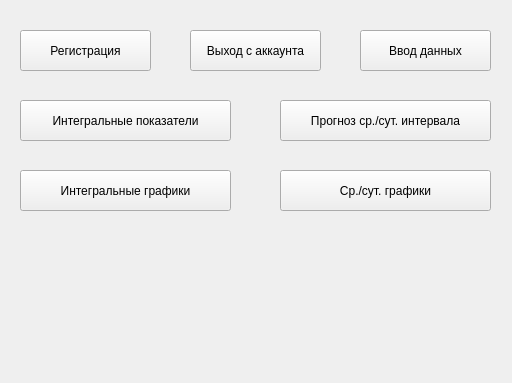
First picture: the form in ui/main.ui, repository Wester35/desktop-app-mcc, before the edit.
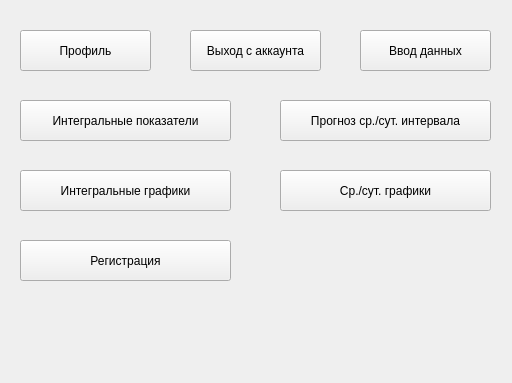
Second picture: the form after the edit.

Commit message:
окно профиля
изменение пароля, скрытие кнопки регистрации для обычного пользователя

```diff
--- a/ui/main.ui
+++ b/ui/main.ui
@@ -17,8 +17,8 @@
    <property name="geometry">
     <rect>
      <x>20</x>
-     <y>30</y>
-     <width>131</width>
+     <y>240</y>
+     <width>211</width>
      <height>41</height>
     </rect>
    </property>
@@ -104,6 +104,19 @@
     <string>Ср./сут. графики</string>
    </property>
   </widget>
+  <widget class="QPushButton" name="profile_btn">
+   <property name="geometry">
+    <rect>
+     <x>20</x>
+     <y>30</y>
+     <width>131</width>
+     <height>41</height>
+    </rect>
+   </property>
+   <property name="text">
+    <string>Профиль</string>
+   </property>
+  </widget>
  </widget>
  <resources/>
  <connections/>
```
The commit also changes 4 other files.
